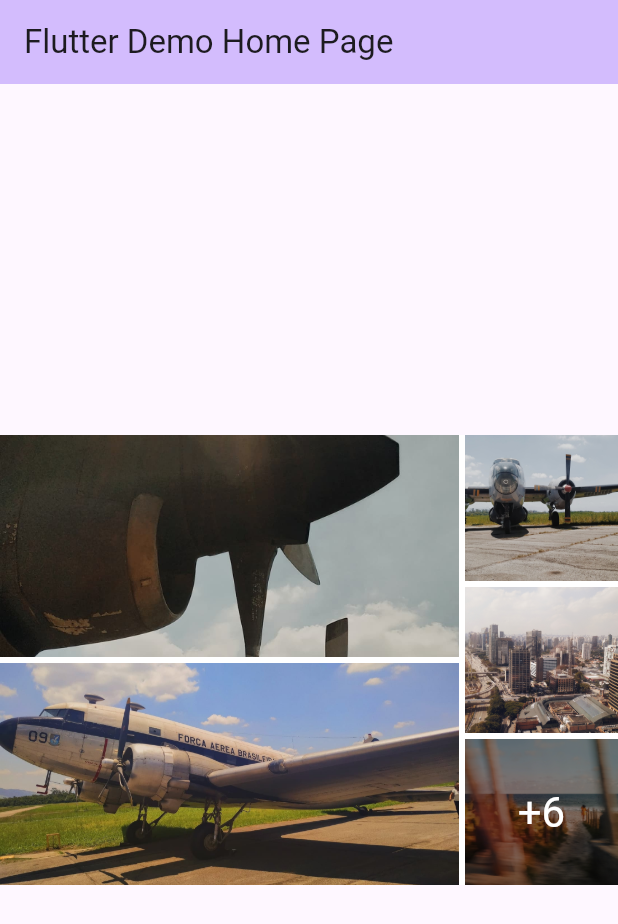
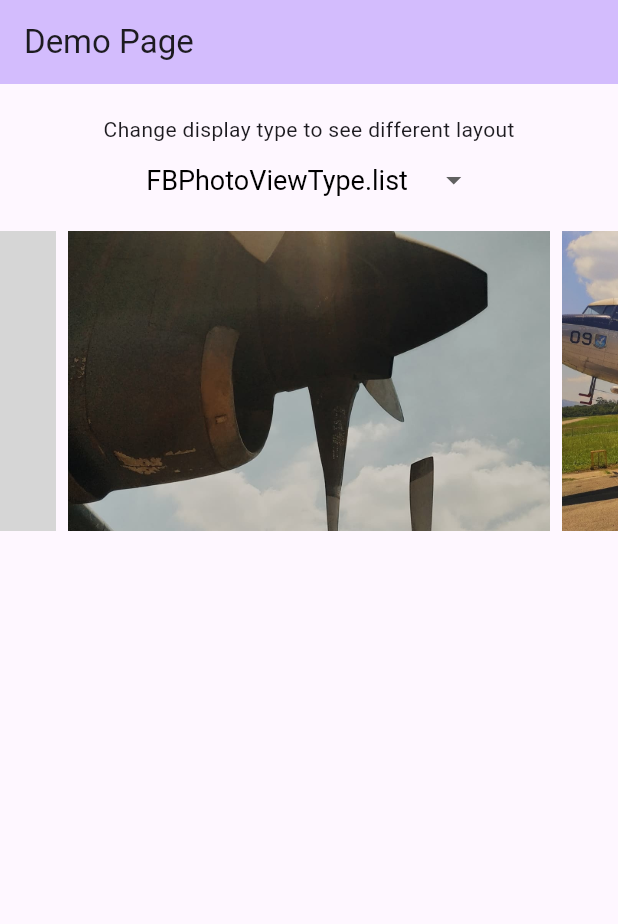
Before and after one commit to kent2508/flutter_fb_photo_view, a Flutter app: the screen it shows after launch, on a phone screen of 412 x 824 dp. Shown: the top 924 px of the screen. Run offline on Flutter 3.47's test engine with Material 3 defaults, Android fonts, the phone set to English and light mode, and no system bars; drawn by our look-alikes of cached_network_image, carousel_slider; our stand-ins replace dismissible_page, gap, photo_view; network calls fail; grey boxes are pictures that could not be loaded.

Commit message:
update FBPhotoView.displayImage for custom photo container

```diff
--- a/example/lib/main.dart
+++ b/example/lib/main.dart
@@ -17,7 +17,7 @@ class MyApp extends StatelessWidget {
         colorScheme: ColorScheme.fromSeed(seedColor: Colors.deepPurple),
         useMaterial3: true,
       ),
-      home: const MyHomePage(title: 'Flutter Demo Home Page'),
+      home: const MyHomePage(title: 'Demo Page'),
     );
   }
 }
@@ -45,6 +45,26 @@ class _MyHomePageState extends State<MyHomePage> {
     'https://images.unsplash.com/photo-1519985176271-adb1088fa94c?ixlib=rb-0.3.5&ixid=eyJhcHBfaWQiOjEyMDd9&s=a0c8d632e977f94e5d312d9893258f59&auto=format&fit=crop&w=1355&q=80',
   ];
 
+  ScrollController scrollController = ScrollController();
+
+  String _selectedItem = 'FBPhotoViewType.list'; // Default selected item
+
+  final List<String> _items = [
+    'FBPhotoViewType.list',
+    'FBPhotoViewType.grid3',
+    'FBPhotoViewType.grid4',
+    'FBPhotoViewType.grid5',
+    'Custom photo container',
+  ];
+
+  ValueNotifier<int> currentIndexNotifier = ValueNotifier(0);
+
+  @override
+  void dispose() {
+    currentIndexNotifier.dispose();
+    super.dispose();
+  }
+
   @override
   Widget build(BuildContext context) {
     return Scaffold(
@@ -52,14 +72,150 @@ class _MyHomePageState extends State<MyHomePage> {
         backgroundColor: Theme.of(context).colorScheme.inversePrimary,
         title: Text(widget.title),
       ),
-      body: Center(
-        child: Center(
-          child: FBPhotoView(
-            dataSource: combineItems,
-            displayType: FBPhotoViewType.grid5,
-          ),
+      body: SingleChildScrollView(
+        child: Column(
+          mainAxisAlignment: MainAxisAlignment.start,
+          children: [
+            const SizedBox(height: 20),
+            const Text('Change display type to see different layout'),
+            DropdownButton<String>(
+                value: _selectedItem,
+                icon: const Icon(Icons.arrow_drop_down),
+                iconSize: 24,
+                elevation: 16,
+                style: const TextStyle(color: Colors.black, fontSize: 18),
+                underline: const SizedBox.shrink(),
+                onChanged: (String? newValue) {
+                  _selectedItem = newValue ?? '';
+                  setState(() {});
+                },
+                items: _items.map<DropdownMenuItem<String>>((String value) {
+                  return DropdownMenuItem<String>(
+                    value: value,
+                    child: Text(value),
+                  );
+                }).toList()),
+            const SizedBox(height: 10),
+            imageContainer(),
+            const SizedBox(height: 100),
+          ],
         ),
       ),
     );
   }
+
+  Widget imageContainer() {
+    switch (_selectedItem) {
+      case 'FBPhotoViewType.list':
+        return FBPhotoView(
+          key: UniqueKey(),
+          dataSource: combineItems,
+          displayType: FBPhotoViewType.list,
+          customSubChild: const [
+            Positioned(
+              left: 10,
+              bottom: 20,
+              child: Text(
+                'Text something here',
+                style: TextStyle(color: Colors.white, fontSize: 12),
+              ),
+            ),
+          ],
+        );
+      case 'FBPhotoViewType.grid3':
+        return FBPhotoView(
+          key: UniqueKey(),
+          dataSource: combineItems,
+          displayType: FBPhotoViewType.grid3,
+          customSubChild: [
+            Positioned(
+              right: 20,
+              bottom: 20,
+              child: Container(
+                width: 30,
+                height: 30,
+                color: Colors.red,
+              ),
+            ),
+          ],
+        );
+      case 'FBPhotoViewType.grid4':
+        return FBPhotoView(
+          key: UniqueKey(),
+          dataSource: combineItems,
+          displayType: FBPhotoViewType.grid4,
+        );
+      case 'FBPhotoViewType.grid5':
+        return FBPhotoView(
+          key: UniqueKey(),
+          dataSource: combineItems,
+          displayType: FBPhotoViewType.grid5,
+        );
+
+      default:
+        return SizedBox(
+          height: 240,
+          child: ListView.separated(
+            controller: scrollController,
+            scrollDirection: Axis.horizontal,
+            itemBuilder: (context, index) {
+              final source = combineItems[index];
+              final isRemoteAsset = source.isNetworkSource;
+              return GestureDetector(
+                onTap: () {
+                  // set the current index to the selected index
+                  currentIndexNotifier.value = index;
+                  FBPhotoView.displayImage(
+                    context,
+                    combineItems,
+                    displayIndex: index,
+                    onPageChanged: (nextIndex) {
+                      currentIndexNotifier.value = nextIndex;
+                      scrollController.animateTo(16 + nextIndex * 130.0, duration: const Duration(milliseconds: 200), curve: Curves.easeInOut);
+                    },
+                    customSubChild: [
+                      Positioned(
+                        left: 20,
+                        bottom: 20,
+                        child: ValueListenableBuilder(
+                            valueListenable: currentIndexNotifier,
+                            builder: (context, currentIndex, _) {
+                              return Material(
+                                color: Colors.transparent,
+                                child: Text(
+                                  'Page $currentIndex',
+                                  style: const TextStyle(color: Colors.white, fontSize: 12),
+                                ),
+                              );
+                            }),
+                      ),
+                    ],
+                  );
+                },
+                child: ClipRRect(
+                  borderRadius: BorderRadius.circular(10),
+                  child: Hero(
+                      tag: source,
+                      child: isRemoteAsset
+                          ? Image.network(
+                              source,
+                              width: 120,
+                              height: 240,
+                              fit: BoxFit.cover,
+                            )
+                          : Image.asset(
+                              source,
+                              width: 120,
+                              height: 240,
+                              fit: BoxFit.cover,
+                            )),
+                ),
+              );
+            },
+            separatorBuilder: (context, index) => const SizedBox(width: 10),
+            itemCount: combineItems.length,
+          ),
+        );
+    }
+  }
 }
--- a/pubspec.yaml
+++ b/pubspec.yaml
@@ -1,6 +1,6 @@
 name: flutter_fb_photo_view
 description: "Package for viewing photos with zoom and swipe, just like Facebook"
-version: 1.0.2
+version: 1.0.3
 homepage: https://github.com/kent2508/flutter_fb_photo_view
 
 environment:
```
Also changed, not shown: lib/src/photo_view.dart (+9 -0 lines), 4 other files.
